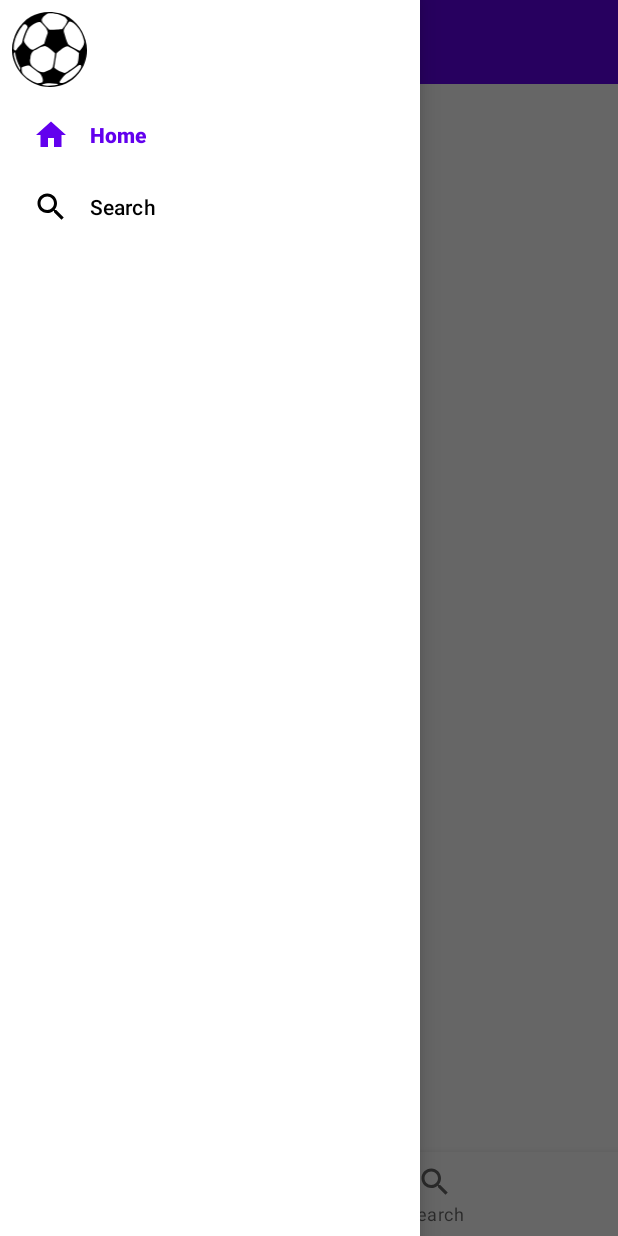
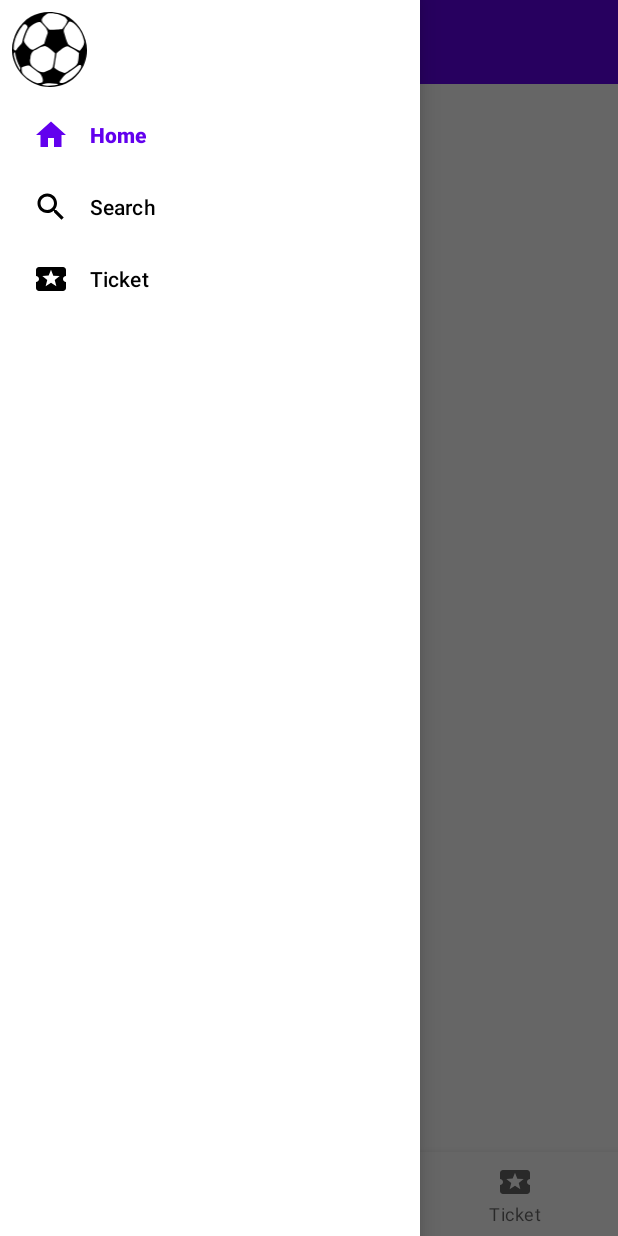
Before and after one commit to SorinaPopa/SEF, an Android app: the MainActivity screen opened directly, with no data from a screen before it, with the side drawer open, on a phone screen of 412 x 824 dp. Run offline under Robolectric (Android 15) with nearby library versions, the phone set to English and light mode, and no system bars; our stand-ins replace data binding, navigation-ui.

Commit message:
Added Ticket Menu

```diff
--- a/STADEVENTS/app/src/main/java/com/example/stadevents/MainActivity.kt
+++ b/STADEVENTS/app/src/main/java/com/example/stadevents/MainActivity.kt
@@ -42,7 +42,7 @@ class MainActivity : AppCompatActivity() {
 
     private fun setupAppBarConfig() {
         appBarConfig =
-            AppBarConfiguration(setOf(R.id.homeFragment, R.id.searchFragment), binding.drawerLayout)
+            AppBarConfiguration(setOf(R.id.homeFragment, R.id.searchFragment,R.id.ticketFragment), binding.drawerLayout)
         setupActionBarWithNavController(navController, appBarConfig)
     }
 
--- a/STADEVENTS/app/src/main/res/menu/bottom_navigation_menu.xml
+++ b/STADEVENTS/app/src/main/res/menu/bottom_navigation_menu.xml
@@ -11,4 +11,9 @@
         android:enabled="true"
         android:icon="@drawable/ic_baseline_search_24"
         android:title="@string/menu_item_search" />
+    <item
+        android:id="@+id/ticketFragment"
+        android:enabled="true"
+        android:icon="@drawable/ic_baseline_ticket_24"
+        android:title="@string/menu_item_ticket"/>
 </menu>
--- a/STADEVENTS/app/src/main/res/navigation/nav_graph.xml
+++ b/STADEVENTS/app/src/main/res/navigation/nav_graph.xml
@@ -15,4 +15,9 @@
         android:name="com.example.stadevents.search.SearchFragment"
         android:label="fragment_search"
         tools:layout="@layout/search_fragment" />
+    <fragment
+        android:id="@+id/ticketFragment"
+        android:name="com.example.stadevents.ticket.TicketFragment"
+        android:label="fragment_ticket"
+        tools:layout="@layout/ticket_fragment" />
 </navigation>
--- a/STADEVENTS/app/src/main/res/values/strings.xml
+++ b/STADEVENTS/app/src/main/res/values/strings.xml
@@ -3,4 +3,5 @@
     <string name="hello_blank_fragment">Hello blank fragment</string>
     <string name="menu_item_home">Home</string>
     <string name="menu_item_search">Search</string>
+    <string name="menu_item_ticket">Ticket</string>
 </resources>
```
